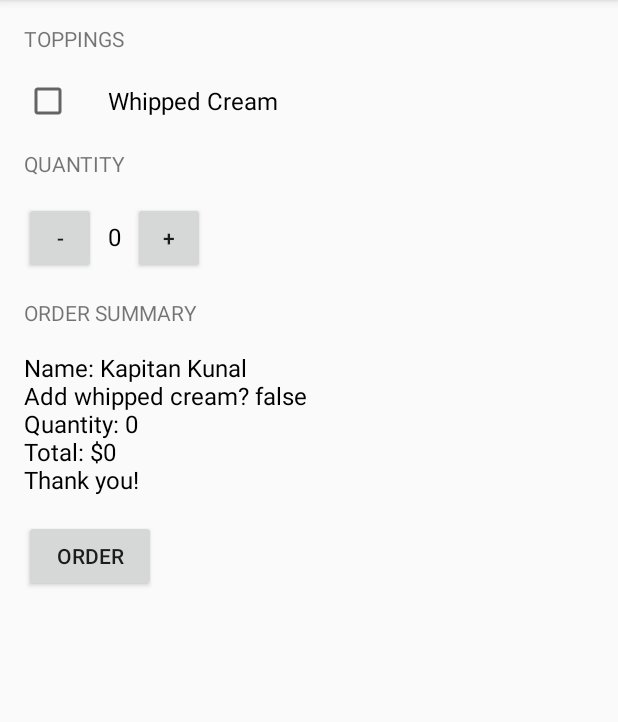
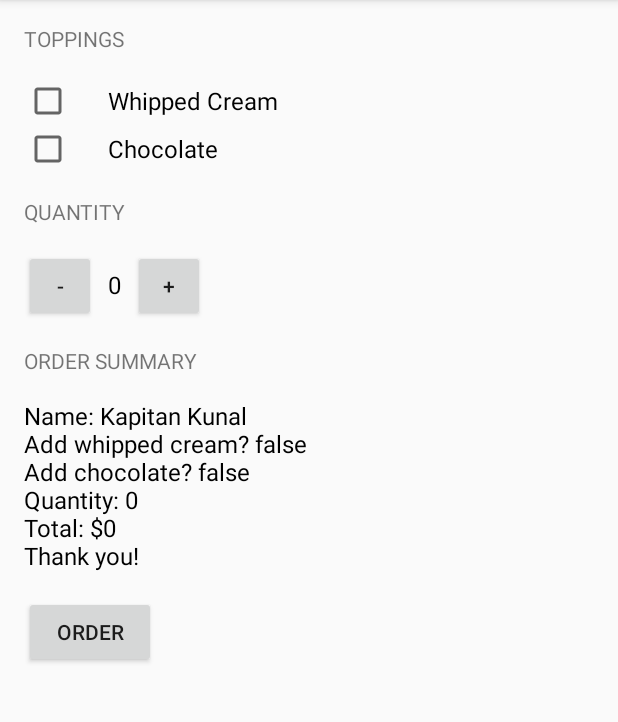
Before and after one commit to tr0lczyk/JustJava, an Android app: the screen it shows after launch (MainActivity), after a tap on "ORDER", on a phone screen of 412 x 824 dp, the part 84-806 px from its top. Run offline under Robolectric (Android 15) with nearby library versions, the phone set to English and light mode, and no system bars.

Commit message:
adding chocolate functionality

```diff
--- a/app/src/main/java/com/example/android/justjava/MainActivity.java
+++ b/app/src/main/java/com/example/android/justjava/MainActivity.java
@@ -51,11 +51,14 @@ public class MainActivity extends AppCompatActivity {
      * method called when order button is clicked
      */
     public void submitOrder(View view) {
-        CheckBox whippedCreamCheckBox = (CheckBox) findViewById(R.id.checkbox_view);
+        CheckBox whippedCreamCheckBox = (CheckBox) findViewById(R.id.checkbox1_view);
         boolean hasWhippedCream = whippedCreamCheckBox.isChecked();
         Log.v("MainActivity", "Has whipped cream: " + hasWhippedCream);
+        CheckBox choclateCheckBox = (CheckBox) findViewById(R.id.checkbox2_view);
+        boolean hasChocolate = choclateCheckBox.isChecked();
+        Log.v("MainActivity", "Adding Chocolate? " + hasChocolate);
         int price = calculatePrice();
-        String priceMessage = createOrderSummary(price, hasWhippedCream);
+        String priceMessage = createOrderSummary(price, hasWhippedCream, hasChocolate);
         displayMessage(priceMessage);
     }
 
@@ -73,10 +76,12 @@ public class MainActivity extends AppCompatActivity {
      *
      * @return quantity and price of the order
      * @param additionalCream is stating if the customer would like to get the Whipped  cream
+     * @param additionalChocolate is stating if the customr order chocolate or no
      */
-    private String createOrderSummary(int priceOfOrder, boolean additionalCream) {
+    private String createOrderSummary(int priceOfOrder, boolean additionalCream, boolean additionalChocolate) {
         String priceMessage = "Name: Kapitan Kunal";
         priceMessage += "\nAdd whipped cream? " + additionalCream;
+        priceMessage += "\nAdd chocolate? " + additionalChocolate;
         priceMessage += "\nQuantity: " + quantity;
         priceMessage += "\nTotal: $" + priceOfOrder;
         priceMessage += "\nThank you!";
--- a/app/src/main/res/layout/activity_main.xml
+++ b/app/src/main/res/layout/activity_main.xml
@@ -1,11 +1,17 @@
 <?xml version="1.0" encoding="utf-8"?>
-<LinearLayout xmlns:android="http://schemas.android.com/apk/res/android"
+<ScrollView
+    xmlns:android="http://schemas.android.com/apk/res/android"
     xmlns:tools="http://schemas.android.com/tools"
+    android:layout_height="match_parent"
+    android:layout_width="match_parent"
+    tools:context="com.myapplication.MainActivity">
+
+    <LinearLayout
         android:layout_width="match_parent"
         android:layout_height="match_parent"
         android:orientation="vertical"
-    android:padding="16dp"
-    tools:context="com.myapplication.MainActivity">
+        android:padding="16dp">
+
 
         <TextView
             android:layout_width="wrap_content"
@@ -15,12 +21,20 @@
             android:textAllCaps="true" />
 
         <CheckBox
-        android:id="@+id/checkbox_view"
+            android:id="@+id/checkbox1_view"
             android:layout_width="wrap_content"
             android:layout_height="wrap_content"
             android:paddingLeft="24dp"
             android:text="Whipped Cream"
-        android:textSize="16sp"/>
+            android:textSize="16sp" />
+
+        <CheckBox
+            android:id="@+id/checkbox2_view"
+            android:layout_width="wrap_content"
+            android:layout_height="wrap_content"
+            android:text="Chocolate"
+            android:textSize="16sp"
+            android:paddingLeft="24dp"/>
 
         <TextView
             android:layout_width="wrap_content"
@@ -83,3 +97,4 @@
             android:onClick="submitOrder"
             android:text="Order" />
     </LinearLayout>
+</ScrollView>
```
Lines whose indentation alone changed are shown as unchanged.
